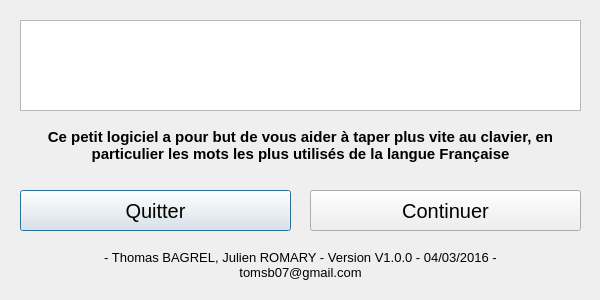
Above: code/client/qt/FenetreBVN/fenetrebvn.ui from tbagrel1/i_gotta_go_fast-client before the change. Below: the same form after it.
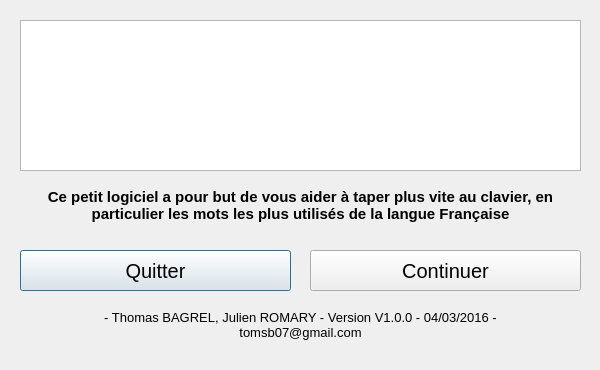
That is the form after the change.

What changed in the file:
```diff
--- a/code/client/qt/FenetreBVN/fenetrebvn.ui
+++ b/code/client/qt/FenetreBVN/fenetrebvn.ui
@@ -7,7 +7,7 @@
     <x>0</x>
     <y>0</y>
     <width>600</width>
-    <height>300</height>
+    <height>370</height>
    </rect>
   </property>
   <property name="sizePolicy">
@@ -19,25 +19,25 @@
   <property name="minimumSize">
    <size>
     <width>600</width>
-    <height>300</height>
+    <height>370</height>
    </size>
   </property>
   <property name="maximumSize">
    <size>
     <width>600</width>
-    <height>300</height>
+    <height>370</height>
    </size>
   </property>
   <property name="windowTitle">
    <string>FenetreBVN</string>
   </property>
-  <widget class="QGraphicsView" name="LabelIcone">
+  <widget class="QGraphicsView" name="FondIcone">
    <property name="geometry">
     <rect>
      <x>20</x>
      <y>20</y>
      <width>561</width>
-     <height>91</height>
+     <height>151</height>
     </rect>
    </property>
   </widget>
@@ -45,7 +45,7 @@
    <property name="geometry">
     <rect>
      <x>20</x>
-     <y>120</y>
+     <y>180</y>
      <width>561</width>
      <height>51</height>
     </rect>
@@ -71,7 +71,7 @@
    <property name="geometry">
     <rect>
      <x>20</x>
-     <y>249</y>
+     <y>309</y>
      <width>561</width>
      <height>31</height>
     </rect>
@@ -95,7 +95,7 @@
    <property name="geometry">
     <rect>
      <x>20</x>
-     <y>190</y>
+     <y>250</y>
      <width>271</width>
      <height>41</height>
     </rect>
@@ -113,7 +113,7 @@
    <property name="geometry">
     <rect>
      <x>310</x>
-     <y>190</y>
+     <y>250</y>
      <width>271</width>
      <height>41</height>
     </rect>
@@ -127,6 +127,19 @@
     <string>Continuer</string>
    </property>
   </widget>
+  <widget class="QLabel" name="LabelIcone">
+   <property name="geometry">
+    <rect>
+     <x>20</x>
+     <y>20</y>
+     <width>561</width>
+     <height>151</height>
+    </rect>
+   </property>
+   <property name="text">
+    <string/>
+   </property>
+  </widget>
  </widget>
  <layoutdefault spacing="6" margin="11"/>
  <resources/>
```
